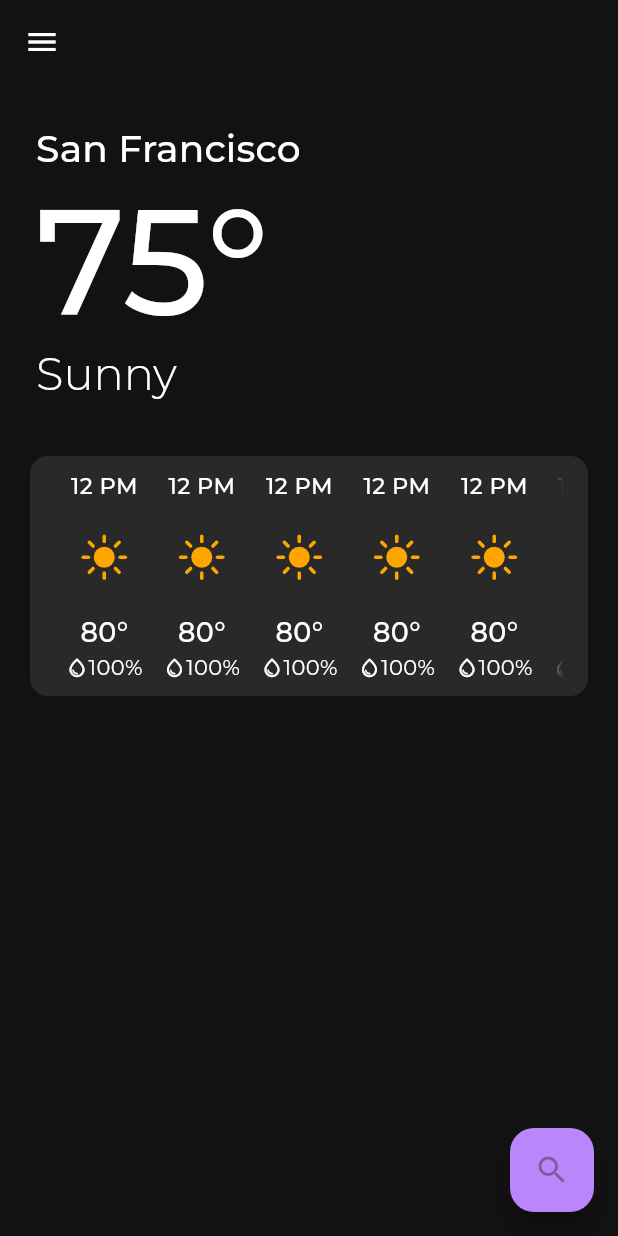
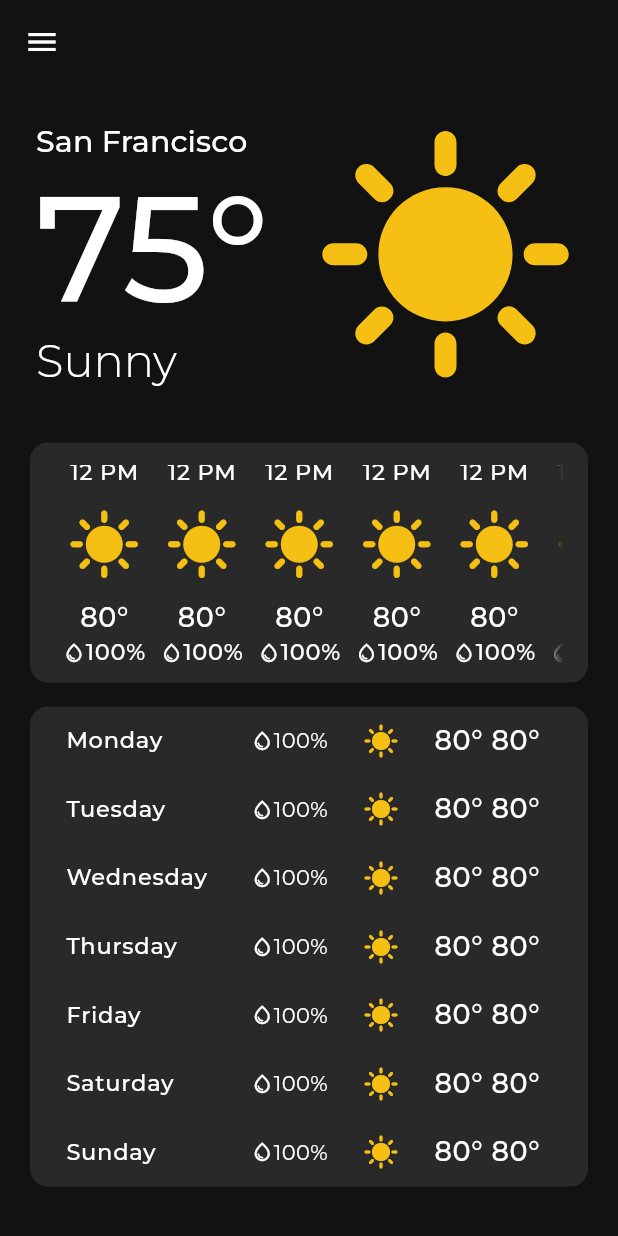
Before and after one commit to lauk20/windchimes, a Flutter app: the screen it shows after launch, on a phone screen of 412 x 824 dp. Run offline on Flutter 3.47's test engine with Material 2 defaults, Android fonts, the phone set to English and light mode, and no system bars; our stand-ins replace equatable, flutter_bloc, google_fonts, hydrated_bloc.

Commit message:
updated main weather display

```diff
--- a/lib/app.dart
+++ b/lib/app.dart
@@ -37,6 +37,9 @@ class WeatherAppView extends StatelessWidget {
             displayLarge: TextStyle(fontSize: 100, fontWeight: FontWeight.w500),
             titleLarge: TextStyle(fontSize: 30, fontWeight: FontWeight.w300),
             titleMedium: TextStyle(fontSize: 25),
+            titleSmall: TextStyle(fontSize: 20),
+            labelSmall: TextStyle(fontSize: 15, fontWeight: FontWeight.w500),
+            labelMedium: TextStyle(fontSize: 18, fontWeight: FontWeight.w500),
           ),
           colorScheme: const ColorScheme.dark(
             onPrimary: Color.fromARGB(135, 61, 61, 61)
--- a/lib/weather/view/weather_view.dart
+++ b/lib/weather/view/weather_view.dart
@@ -67,6 +67,7 @@ class _WeatherViewState extends State<WeatherView> {
             },
           )
         ),
+        /*
         floatingActionButton: FloatingActionButton(
           child: const Icon(Icons.search),
           onPressed: () async {
@@ -92,6 +93,7 @@ class _WeatherViewState extends State<WeatherView> {
             */
           }
         ),
+        */
       )
     );
   }
--- /dev/null
+++ b/lib/weather/widgets/daily_weather_card.dart
@@ -0,0 +1,40 @@
+import 'package:flutter/material.dart';
+import 'package:windchimes/weather/widgets/weather_icons.dart';
+
+class DailyWeatherCard extends StatelessWidget {
+  final String day;
+  const DailyWeatherCard({required this.day, super.key});
+
+  @override
+  Widget build(BuildContext context) {
+    final theme = Theme.of(context);
+
+    return Padding(
+      padding: const EdgeInsets.only(left: 8, right: 16, top: 10, bottom: 10),
+      child: Row(
+        mainAxisAlignment: MainAxisAlignment.spaceBetween,
+        children: [
+          SizedBox(
+            width: 100,
+            child: Text(
+              day,
+              style: theme.textTheme.labelSmall
+            ),
+          ),
+          const Row(
+            mainAxisAlignment: MainAxisAlignment.center,
+            children: [
+              Icon(
+                Icons.water_drop_outlined,
+                size: 15,
+              ),
+              Text("100%"),
+            ],
+          ),
+          WeatherIcons.sunnyIcon,
+          Text("80° 80°", style: theme.textTheme.labelMedium),
+        ],
+      )
+    );
+  }
+}
--- a/lib/weather/widgets/hourly_weather_card.dart
+++ b/lib/weather/widgets/hourly_weather_card.dart
@@ -1,35 +1,46 @@
 import 'package:flutter/material.dart';
-import 'package:google_fonts/google_fonts.dart';
-import 'package:flutter_svg/flutter_svg.dart';
+import 'package:windchimes/weather/widgets/weather_icons.dart';
 
 class HourlyWeatherCard extends StatelessWidget {
   const HourlyWeatherCard({super.key});
 
   @override
   Widget build(BuildContext context) {
+    final theme = Theme.of(context);
+
     return Padding(
       padding: const EdgeInsets.only(top: 8, bottom: 8),
       child: SizedBox(
         width: 65,
         child: Column(
           children: [
-            Text("12 PM", style: GoogleFonts.montserrat(fontSize: 15, fontWeight: FontWeight.w500)),
-            Expanded(
-              //height: 60,
-              child: SvgPicture.asset(
-                'assets/day.svg',
-                fit: BoxFit.cover,
+            Text(
+              "12 PM",
+              style: theme.textTheme.labelSmall
+            ),
+            const Expanded(
+              child: Padding(
+                padding: EdgeInsets.all(8),
+                child: FittedBox(
+                  child: WeatherIcons.sunnyIcon
+                )
               )
             ),
-            Text("80°", style: GoogleFonts.montserrat(fontSize: 18, fontWeight: FontWeight.w500)),
-            const Row(
+            Text(
+              "80°",
+              style: theme.textTheme.labelMedium
+            ),
+            Row(
               mainAxisAlignment: MainAxisAlignment.center,
               children: [
-                Icon(
+                const Icon(
                   Icons.water_drop_outlined,
                   size: 15,
                 ),
-                Text("100%"),
+                Text(
+                  "100%",
+                  style: theme.textTheme.labelSmall
+                ),
               ],
             )
           ],
--- a/lib/weather/widgets/weather_empty.dart
+++ b/lib/weather/widgets/weather_empty.dart
@@ -1,5 +1,7 @@
 import 'package:flutter/material.dart';
 import 'package:windchimes/weather/weather.dart';
+import 'package:windchimes/weather/widgets/daily_weather_card.dart';
+import 'package:windchimes/weather/widgets/weather_icons.dart';
 
 class WeatherEmpty extends StatelessWidget {
   const WeatherEmpty({super.key});
@@ -17,13 +19,19 @@ class WeatherEmpty extends StatelessWidget {
           // Current Weather
           Padding(
             padding: const EdgeInsets.only(left: 24, right: 24, top: 24, bottom: 32),
+            child: IntrinsicHeight(
+              child: Row(
+                children: [
+                  Expanded(
                     child: Column(
                       mainAxisAlignment: MainAxisAlignment.start,
                       crossAxisAlignment: CrossAxisAlignment.start,
                       children: [
                         Text(
                           "San Francisco",
-                  style: theme.textTheme.titleMedium,
+                          style: theme.textTheme.titleSmall,
+                          overflow: TextOverflow.ellipsis,
+                          softWrap: false,
                         ),
                         Text(
                           "75°",
@@ -34,6 +42,15 @@ class WeatherEmpty extends StatelessWidget {
                           style: theme.textTheme.titleLarge,
                         ),
                       ],
+                    ),
+                  ),
+                  const Expanded(
+                    child: FittedBox(
+                      child: WeatherIcons.sunnyIcon
+                    )
+                  ),
+                ]
+              )
             )
           ),
 
@@ -52,23 +69,6 @@ class WeatherEmpty extends StatelessWidget {
                       height: 160,
                       child: Padding(
                         padding: const EdgeInsets.only(left: 16, right: 16),
-                        child: Container(
-                          //color: Colors.red,
-                          /*
-                          foregroundDecoration: BoxDecoration(
-                            gradient: LinearGradient(
-                              colors: [
-                                theme.colorScheme.onPrimaryContainer,
-                                Colors.transparent,
-                                Colors.transparent,
-                                theme.colorScheme.onPrimaryContainer,
-                              ],
-                              begin: Alignment.centerLeft,
-                              end: Alignment.centerRight,
-                              stops: [0, 0.05, 0.95, 1],
-                            ),
-                          ),
-                          */
                         child: FadingListView(
                           child: ListView(
                             scrollDirection: Axis.horizontal,
@@ -85,6 +85,40 @@ class WeatherEmpty extends StatelessWidget {
                         )
                       )
                     )
+                  ],
+                )
+              )
+            )
+          ),
+
+          // Daily Forecast Card
+          Padding(
+            padding: const EdgeInsets.only(top: 8, left: 16, right: 16),
+            child: Card(
+              elevation: 0,
+              color: theme.colorScheme.onPrimary,
+              //color: const Color.fromRGBO(48, 48, 48, 1),
+              child: const FractionallySizedBox(
+                widthFactor: 1,
+                child: Column(
+                  children: [
+                    SizedBox(
+                      height: 320,
+                      child: Padding(
+                        padding: EdgeInsets.only(left: 16, right: 16),
+                        child: Column(
+                          mainAxisAlignment: MainAxisAlignment.spaceAround,
+                          children: [
+                            DailyWeatherCard(day: "Monday"),
+                            DailyWeatherCard(day: "Tuesday"),
+                            DailyWeatherCard(day: "Wednesday"),
+                            DailyWeatherCard(day: "Thursday"),
+                            DailyWeatherCard(day: "Friday"),
+                            DailyWeatherCard(day: "Saturday"),
+                            DailyWeatherCard(day: "Sunday"),
+                          ]
+                        )
+                      )
                     )
                   ],
                 )
--- /dev/null
+++ b/lib/weather/widgets/weather_icons.dart
@@ -0,0 +1,8 @@
+import 'package:flutter/material.dart';
+
+class WeatherIcons {
+  static const sunnyIcon = Icon(
+                            Icons.sunny,
+                            color: Color.fromRGBO(245, 192, 19, 1)
+                          );
+}
```
Also changed, not shown: assets/day.svg (deleted). Lines whose indentation alone changed are shown as unchanged.
